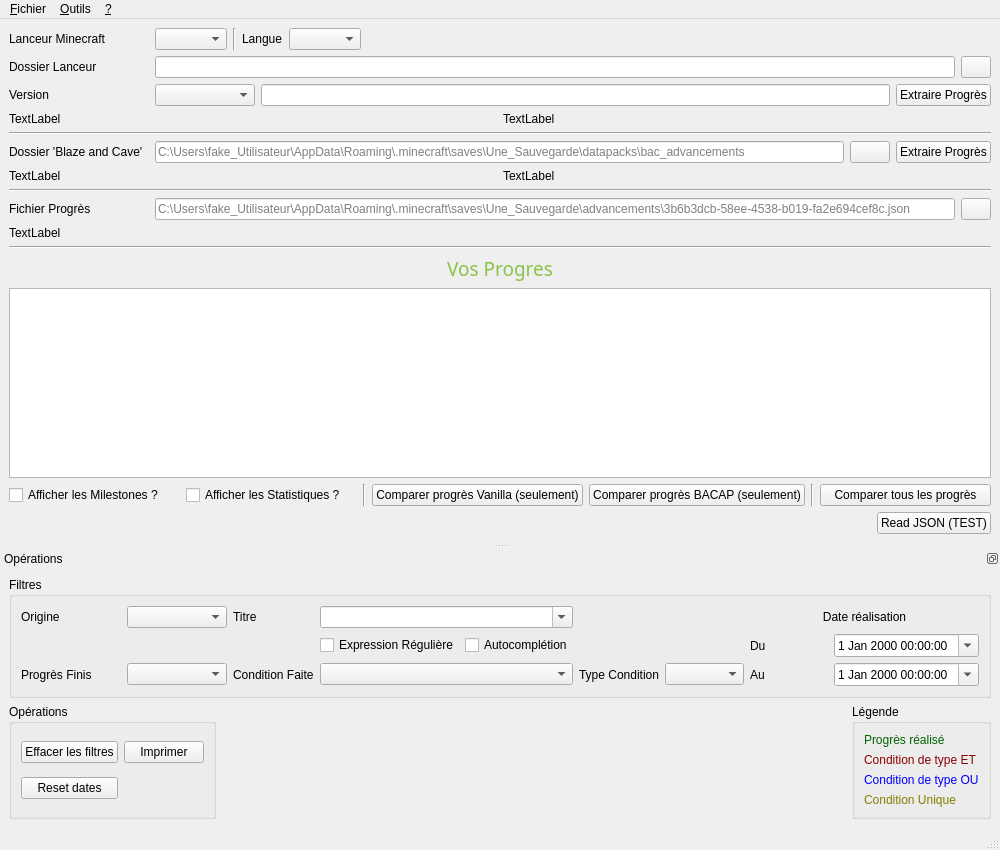
This is Minecraft_Advancements/frm_principale.ui in Chucky2401/Minecraft-Advancements as Qt 5 draws it before an edit. The edited form follows.
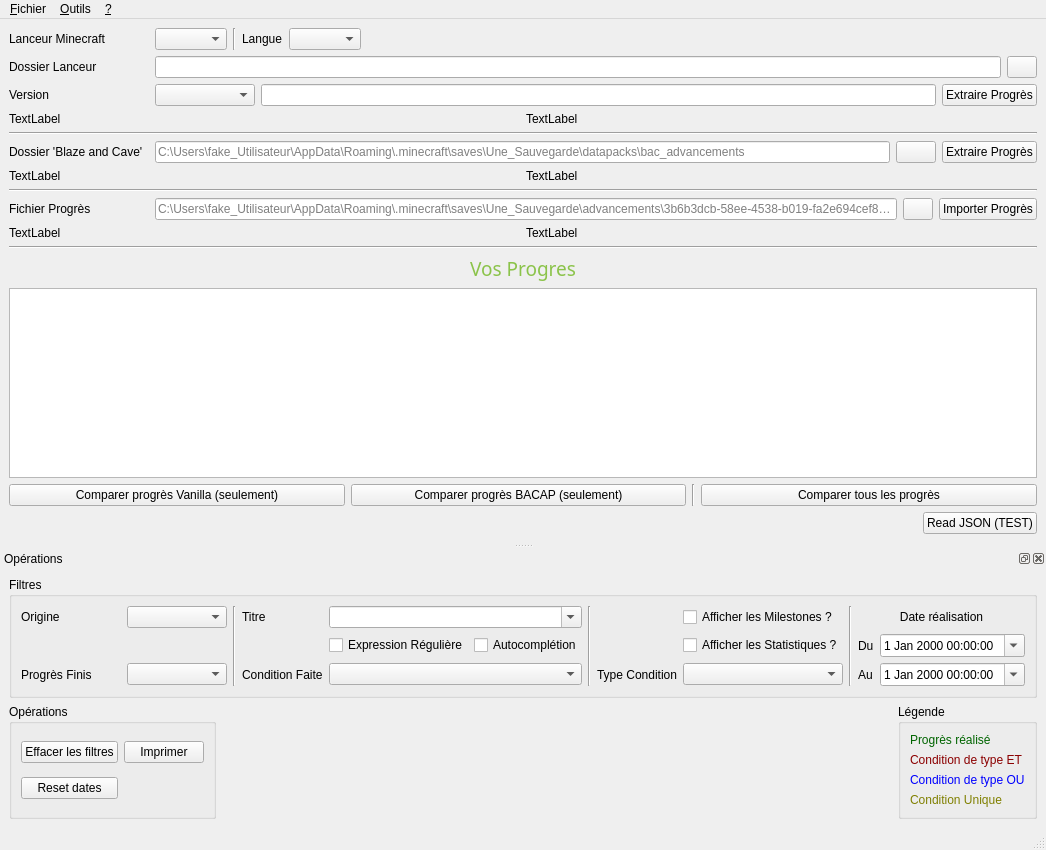
This is the edited form. Icons and pictures are not drawn.

Commit message:
Progres perso
Import progre perso
Mémorisation dock

The edit to the form file:
```diff
--- a/Minecraft_Advancements/frm_principale.ui
+++ b/Minecraft_Advancements/frm_principale.ui
@@ -298,7 +298,7 @@
       <property name="topMargin">
        <number>0</number>
       </property>
-      <item row="1" column="1">
+      <item row="0" column="1">
        <widget class="QLineEdit" name="qleFichierProgres">
         <property name="maximumSize">
          <size>
@@ -320,26 +320,7 @@
         </property>
        </widget>
       </item>
-      <item row="1" column="0">
-       <widget class="QLabel" name="qlFichierProgres">
-        <property name="minimumSize">
-         <size>
-          <width>140</width>
-          <height>0</height>
-         </size>
-        </property>
-        <property name="maximumSize">
-         <size>
-          <width>120</width>
-          <height>16777215</height>
-         </size>
-        </property>
-        <property name="text">
-         <string>Fichier Progrès</string>
-        </property>
-       </widget>
-      </item>
-      <item row="1" column="2">
+      <item row="0" column="2">
        <widget class="QPushButton" name="qpbSelectionFichierProgres">
         <property name="maximumSize">
          <size>
@@ -356,8 +337,48 @@
         </property>
        </widget>
       </item>
-      <item row="2" column="0" colspan="2">
-       <widget class="QLabel" name="qlProgresPersoOuvert">
+      <item row="0" column="3">
+       <widget class="QPushButton" name="qpbImportProgresJoueur">
+        <property name="text">
+         <string>Importer Progrès</string>
+        </property>
+       </widget>
+      </item>
+      <item row="0" column="0">
+       <widget class="QLabel" name="qlFichierProgres">
+        <property name="minimumSize">
+         <size>
+          <width>140</width>
+          <height>0</height>
+         </size>
+        </property>
+        <property name="maximumSize">
+         <size>
+          <width>120</width>
+          <height>16777215</height>
+         </size>
+        </property>
+        <property name="text">
+         <string>Fichier Progrès</string>
+        </property>
+       </widget>
+      </item>
+     </layout>
+    </item>
+    <item>
+     <layout class="QHBoxLayout" name="horizontalLayout_4">
+      <property name="topMargin">
+       <number>0</number>
+      </property>
+      <item>
+       <widget class="QLabel" name="qlProgresPerso">
+        <property name="text">
+         <string>TextLabel</string>
+        </property>
+       </widget>
+      </item>
+      <item>
+       <widget class="QLabel" name="qlDernierImportPerso">
         <property name="text">
          <string>TextLabel</string>
         </property>
@@ -412,33 +433,6 @@
       <property name="topMargin">
        <number>0</number>
       </property>
-      <item>
-       <widget class="QCheckBox" name="qcbMilestones">
-        <property name="minimumSize">
-         <size>
-          <width>140</width>
-          <height>0</height>
-         </size>
-        </property>
-        <property name="text">
-         <string>Afficher les Milestones ?</string>
-        </property>
-       </widget>
-      </item>
-      <item>
-       <widget class="QCheckBox" name="qcbStatistiques">
-        <property name="text">
-         <string>Afficher les Statistiques ?</string>
-        </property>
-       </widget>
-      </item>
-      <item>
-       <widget class="Line" name="line_6">
-        <property name="orientation">
-         <enum>Qt::Vertical</enum>
-        </property>
-       </widget>
-      </item>
       <item>
        <widget class="QPushButton" name="qpbReadJSONsVanilla">
         <property name="text">
@@ -535,15 +529,15 @@
   <widget class="QDockWidget" name="qdwOpe">
    <property name="minimumSize">
     <size>
-     <width>846</width>
-     <height>0</height>
+     <width>954</width>
+     <height>256</height>
     </size>
    </property>
    <property name="floating">
     <bool>false</bool>
    </property>
    <property name="features">
-    <set>QDockWidget::DockWidgetFloatable|QDockWidget::DockWidgetMovable</set>
+    <set>QDockWidget::AllDockWidgetFeatures</set>
    </property>
    <property name="windowTitle">
     <string>Opérations</string>
@@ -574,46 +568,22 @@
         <property name="sizeConstraint">
          <enum>QLayout::SetNoConstraint</enum>
         </property>
-        <item row="0" column="2">
-         <widget class="QLabel" name="label">
+        <item row="0" column="4" colspan="2">
+         <widget class="QComboBox" name="qcbFiltreTitre">
           <property name="minimumSize">
            <size>
-            <width>0</width>
+            <width>200</width>
             <height>0</height>
            </size>
           </property>
-          <property name="maximumSize">
-           <size>
-            <width>100</width>
-            <height>16777215</height>
-           </size>
+          <property name="editable">
+           <bool>true</bool>
           </property>
-          <property name="text">
-           <string>Titre</string>
+          <property name="maxVisibleItems">
+           <number>30</number>
           </property>
-         </widget>
-        </item>
-        <item row="2" column="6">
-         <widget class="QComboBox" name="qcbFiltreType"/>
-        </item>
-        <item row="1" column="7">
-         <widget class="QLabel" name="label_13">
-          <property name="text">
-           <string>Du</string>
-          </property>
-         </widget>
-        </item>
-        <item row="1" column="3">
-         <widget class="QCheckBox" name="qcbRegExp">
-          <property name="text">
-           <string>Expression Régulière</string>
-          </property>
-         </widget>
-        </item>
-        <item row="2" column="5">
-         <widget class="QLabel" name="label_6">
-          <property name="text">
-           <string>Type Condition</string>
+          <property name="insertPolicy">
+           <enum>QComboBox::NoInsert</enum>
           </property>
          </widget>
         </item>
@@ -627,76 +597,14 @@
           </property>
          </widget>
         </item>
-        <item row="2" column="0">
-         <widget class="QLabel" name="label_4">
-          <property name="minimumSize">
-           <size>
-            <width>100</width>
-            <height>0</height>
-           </size>
-          </property>
-          <property name="maximumSize">
-           <size>
-            <width>100</width>
-            <height>16777215</height>
-           </size>
-          </property>
-          <property name="text">
-           <string>Progrès Finis</string>
-          </property>
-         </widget>
-        </item>
-        <item row="1" column="8">
-         <widget class="QDateTimeEdit" name="qdteFrom">
-          <property name="calendarPopup">
-           <bool>true</bool>
-          </property>
-         </widget>
-        </item>
-        <item row="2" column="8">
+        <item row="2" column="11">
          <widget class="QDateTimeEdit" name="qdteTo">
           <property name="calendarPopup">
            <bool>true</bool>
           </property>
          </widget>
         </item>
-        <item row="2" column="7">
-         <widget class="QLabel" name="label_12">
-          <property name="text">
-           <string>Au</string>
-          </property>
-         </widget>
-        </item>
-        <item row="0" column="0">
-         <widget class="QLabel" name="label_3">
-          <property name="minimumSize">
-           <size>
-            <width>100</width>
-            <height>0</height>
-           </size>
-          </property>
-          <property name="maximumSize">
-           <size>
-            <width>100</width>
-            <height>16777215</height>
-           </size>
-          </property>
-          <property name="text">
-           <string>Origine</string>
-          </property>
-         </widget>
-        </item>
-        <item row="0" column="1">
-         <widget class="QComboBox" name="qcbFiltreOrigine">
-          <property name="minimumSize">
-           <size>
-            <width>100</width>
-            <height>0</height>
-           </size>
-          </property>
-         </widget>
-        </item>
-        <item row="0" column="7" colspan="2">
+        <item row="0" column="10" colspan="2">
          <widget class="QLabel" name="label_11">
           <property name="text">
            <string>Date réalisation</string>
@@ -706,52 +614,119 @@
           </property>
          </widget>
         </item>
-        <item row="2" column="2">
-         <widget class="QLabel" name="label_2">
-          <property name="minimumSize">
-           <size>
-            <width>0</width>
-            <height>0</height>
-           </size>
-          </property>
-          <property name="maximumSize">
-           <size>
-            <width>100</width>
-            <height>16777215</height>
-           </size>
-          </property>
-          <property name="text">
-           <string>Condition Faite</string>
-          </property>
-         </widget>
-        </item>
-        <item row="1" column="4">
+        <item row="1" column="5">
          <widget class="QCheckBox" name="qcbAutoCompletion">
           <property name="text">
            <string>Autocomplétion</string>
           </property>
          </widget>
         </item>
-        <item row="0" column="3" colspan="2">
-         <widget class="QComboBox" name="qcbFiltreTitre">
+        <item row="0" column="8">
+         <widget class="QCheckBox" name="qcbMilestones">
           <property name="minimumSize">
            <size>
-            <width>200</width>
+            <width>140</width>
             <height>0</height>
            </size>
           </property>
-          <property name="editable">
-           <bool>true</bool>
+          <property name="text">
+           <string>Afficher les Milestones ?</string>
           </property>
-          <property name="maxVisibleItems">
-           <number>30</number>
+         </widget>
+        </item>
+        <item row="0" column="2" rowspan="3">
+         <widget class="Line" name="line_7">
+          <property name="orientation">
+           <enum>Qt::Vertical</enum>
           </property>
-          <property name="insertPolicy">
-           <enum>QComboBox::NoInsert</enum>
+         </widget>
+        </item>
+        <item row="0" column="6" rowspan="3">
+         <widget class="Line" name="line_8">
+          <property name="orientation">
+           <enum>Qt::Vertical</enum>
           </property>
          </widget>
         </item>
-        <item row="2" column="3" colspan="2">
+        <item row="2" column="8">
+         <widget class="QComboBox" name="qcbFiltreType"/>
+        </item>
+        <item row="0" column="1">
+         <widget class="QComboBox" name="qcbFiltreOrigine">
+          <property name="minimumSize">
+           <size>
+            <width>100</width>
+            <height>0</height>
+           </size>
+          </property>
+         </widget>
+        </item>
+        <item row="2" column="7">
+         <widget class="QLabel" name="label_6">
+          <property name="text">
+           <string>Type Condition</string>
+          </property>
+         </widget>
+        </item>
+        <item row="2" column="0">
+         <widget class="QLabel" name="label_4">
+          <property name="minimumSize">
+           <size>
+            <width>100</width>
+            <height>0</height>
+           </size>
+          </property>
+          <property name="maximumSize">
+           <size>
+            <width>100</width>
+            <height>16777215</height>
+           </size>
+          </property>
+          <property name="text">
+           <string>Progrès Finis</string>
+          </property>
+         </widget>
+        </item>
+        <item row="1" column="4">
+         <widget class="QCheckBox" name="qcbRegExp">
+          <property name="text">
+           <string>Expression Régulière</string>
+          </property>
+         </widget>
+        </item>
+        <item row="0" column="3">
+         <widget class="QLabel" name="label">
+          <property name="minimumSize">
+           <size>
+            <width>0</width>
+            <height>0</height>
+           </size>
+          </property>
+          <property name="maximumSize">
+           <size>
+            <width>100</width>
+            <height>16777215</height>
+           </size>
+          </property>
+          <property name="text">
+           <string>Titre</string>
+          </property>
+         </widget>
+        </item>
+        <item row="1" column="12">
+         <spacer name="horizontalSpacer_2">
+          <property name="orientation">
+           <enum>Qt::Horizontal</enum>
+          </property>
+          <property name="sizeHint" stdset="0">
+           <size>
+            <width>40</width>
+            <height>20</height>
+           </size>
+          </property>
+         </spacer>
+        </item>
+        <item row="2" column="4" colspan="2">
          <widget class="QComboBox" name="qcbFiltreConditionFait">
           <property name="minimumSize">
            <size>
@@ -767,6 +742,79 @@
           </property>
          </widget>
         </item>
+        <item row="0" column="0">
+         <widget class="QLabel" name="label_3">
+          <property name="minimumSize">
+           <size>
+            <width>100</width>
+            <height>0</height>
+           </size>
+          </property>
+          <property name="maximumSize">
+           <size>
+            <width>100</width>
+            <height>16777215</height>
+           </size>
+          </property>
+          <property name="text">
+           <string>Origine</string>
+          </property>
+         </widget>
+        </item>
+        <item row="1" column="10">
+         <widget class="QLabel" name="label_13">
+          <property name="text">
+           <string>Du</string>
+          </property>
+         </widget>
+        </item>
+        <item row="1" column="11">
+         <widget class="QDateTimeEdit" name="qdteFrom">
+          <property name="calendarPopup">
+           <bool>true</bool>
+          </property>
+         </widget>
+        </item>
+        <item row="2" column="3">
+         <widget class="QLabel" name="label_2">
+          <property name="minimumSize">
+           <size>
+            <width>0</width>
+            <height>0</height>
+           </size>
+          </property>
+          <property name="maximumSize">
+           <size>
+            <width>100</width>
+            <height>16777215</height>
+           </size>
+          </property>
+          <property name="text">
+           <string>Condition Faite</string>
+          </property>
+         </widget>
+        </item>
+        <item row="1" column="8">
+         <widget class="QCheckBox" name="qcbStatistiques">
+          <property name="text">
+           <string>Afficher les Statistiques ?</string>
+          </property>
+         </widget>
+        </item>
+        <item row="2" column="10">
+         <widget class="QLabel" name="label_12">
+          <property name="text">
+           <string>Au</string>
+          </property>
+         </widget>
+        </item>
+        <item row="0" column="9" rowspan="3">
+         <widget class="Line" name="line_9">
+          <property name="orientation">
+           <enum>Qt::Vertical</enum>
+          </property>
+         </widget>
+        </item>
        </layout>
       </widget>
      </item>
```
The commit also changes 10 other files.
